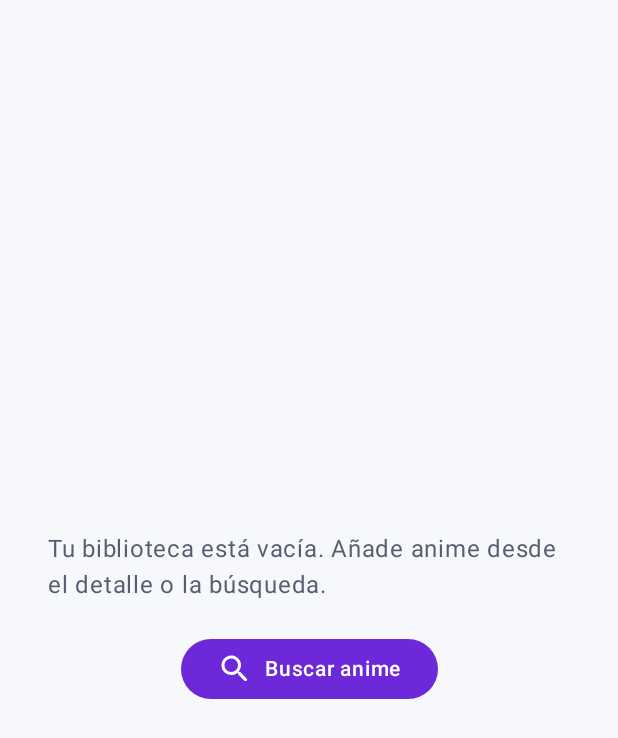
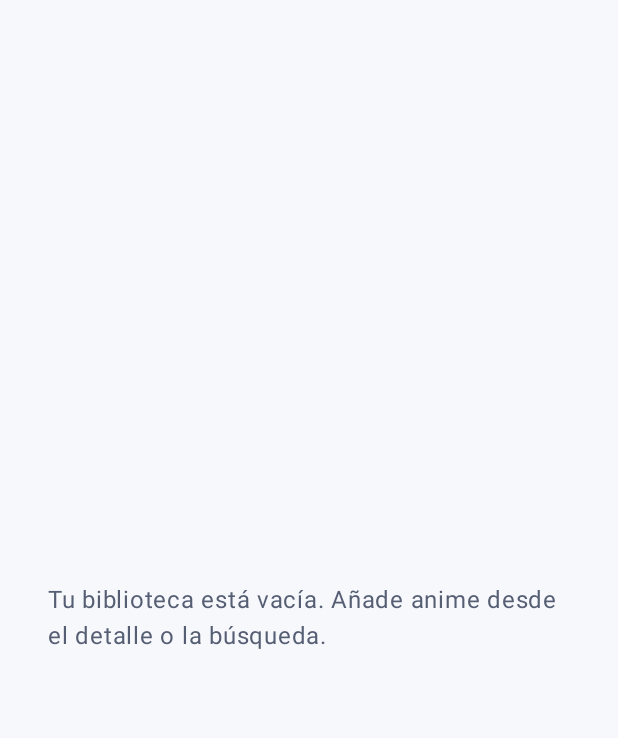
Before and after one commit to CarlosValentinVV/Destronix, an Android app built with Jetpack Compose: the composable LibraryEmpty shown on its own in the app's theme, on a phone screen of 412 x 824 dp. Shown: the top 738 px of the screen. Run offline under Robolectric (Android 15) with nearby library versions, the phone set to English and light mode, and no system bars; pictures from the network do not load; 6 statements that could not run were skipped.

Commit message:
fix(library): remove search shortcut from saved section (#8)
Removes the button in the library empty state that navigated to search, along with its callback wiring and unused string resource.

```diff
--- a/app/src/main/java/com/project/destronix/presentation/library/LibraryScreen.kt
+++ b/app/src/main/java/com/project/destronix/presentation/library/LibraryScreen.kt
@@ -19,9 +19,7 @@ import androidx.compose.material.icons.Icons
 import androidx.compose.material.icons.rounded.Add
 import androidx.compose.material.icons.rounded.DeleteOutline
 import androidx.compose.material.icons.rounded.Remove
-import androidx.compose.material.icons.rounded.Search
 import androidx.compose.material3.AssistChip
-import androidx.compose.material3.Button
 import androidx.compose.material3.Card
 import androidx.compose.material3.DropdownMenu
 import androidx.compose.material3.DropdownMenuItem
@@ -53,7 +51,6 @@ import com.project.destronix.presentation.common.ImageFallback
 @Composable
 fun LibraryScreen(
     onAnimeClick: (Int) -> Unit,
-    onSearchClick: () -> Unit,
     modifier: Modifier = Modifier,
 ) {
     val viewModel: LibraryViewModel = viewModel(factory = LocalViewModelFactory.current)
@@ -82,10 +79,7 @@ fun LibraryScreen(
 
         val visible = state.visibleEntries
         if (visible.isEmpty()) {
-            LibraryEmpty(
-                hasEntries = state.entries.isNotEmpty(),
-                onSearchClick = onSearchClick,
-            )
+            LibraryEmpty(hasEntries = state.entries.isNotEmpty())
         } else {
             LazyColumn(
                 contentPadding = PaddingValues(horizontal = 16.dp, vertical = 4.dp),
@@ -208,10 +202,7 @@ private fun LibraryItem(
 }
 
 @Composable
-private fun LibraryEmpty(
-    hasEntries: Boolean,
-    onSearchClick: () -> Unit,
-) {
+private fun LibraryEmpty(hasEntries: Boolean) {
     Column(
         modifier = Modifier
             .fillMaxSize()
@@ -226,9 +217,5 @@ private fun LibraryEmpty(
             style = MaterialTheme.typography.bodyLarge,
             color = MaterialTheme.colorScheme.onSurfaceVariant,
         )
-        Button(onClick = onSearchClick, modifier = Modifier.padding(top = 20.dp)) {
-            Icon(Icons.Rounded.Search, contentDescription = null)
-            Text(stringResource(R.string.library_find_anime), modifier = Modifier.padding(start = 8.dp))
-        }
     }
 }
--- a/app/src/main/java/com/project/destronix/presentation/navigation/DestronixNavHost.kt
+++ b/app/src/main/java/com/project/destronix/presentation/navigation/DestronixNavHost.kt
@@ -40,7 +40,6 @@ fun DestronixNavHost(
         composable(DestronixDestination.LIBRARY.route) {
             LibraryScreen(
                 onAnimeClick = { navController.navigate(DestronixDestination.detailRoute(it)) },
-                onSearchClick = { navController.navigate(DestronixDestination.SEARCH.route) },
             )
         }
         composable(DestronixDestination.SETTINGS.route) {
--- a/app/src/main/res/values/strings.xml
+++ b/app/src/main/res/values/strings.xml
@@ -54,7 +54,6 @@
     <string name="library_all">Todas</string>
     <string name="library_empty">Tu biblioteca está vacía. Añade anime desde el detalle o la búsqueda.</string>
     <string name="library_empty_filter">No hay anime con este estado.</string>
-    <string name="library_find_anime">Buscar anime</string>
     <string name="library_episodes">%1$d / %2$d episodios</string>
     <string name="library_episodes_unknown">%1$d episodios vistos</string>
     <string name="library_increase">Añadir episodio visto</string>
```
